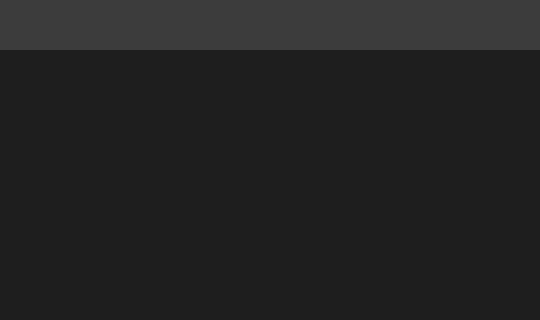
Qt form ZCameraViewer/ZViewerWidget.ui (weixiangchen1/ZVideoCore) before a commit; both pictures show x 260 to 800 and y 0 to 320 of the 800 by 600 pixel window.
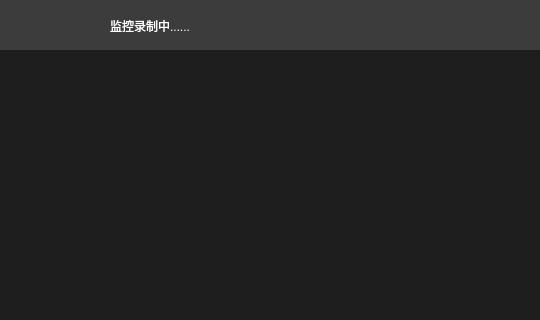
The same form after that commit. Icons and pictures are not drawn.

Commit message: feat: 添加录制模块，解决录制文件花屏问题

What changed in the file:
```diff
--- a/ZCameraViewer/ZViewerWidget.ui
+++ b/ZCameraViewer/ZViewerWidget.ui
@@ -59,6 +59,10 @@
 #textLabel {
 	color: white;
 }
+#recordStatusLabel {
+	color: rgb(255, 255, 255);
+	font: 11pt &quot;黑体&quot;;
+}
 #bodyWidget {
 	background-color: rgb(21, 21, 21);
 }
@@ -183,6 +187,19 @@
     <zorder>restoreButton</zorder>
     <zorder>maxButton</zorder>
    </widget>
+   <widget class="QLabel" name="recordStatusLabel">
+    <property name="geometry">
+     <rect>
+      <x>370</x>
+      <y>15</y>
+      <width>261</width>
+      <height>21</height>
+     </rect>
+    </property>
+    <property name="text">
+     <string>监控录制中......</string>
+    </property>
+   </widget>
   </widget>
   <widget class="QWidget" name="bodyWidget" native="true">
    <property name="geometry">
```
The commit also changes 11 other files.
